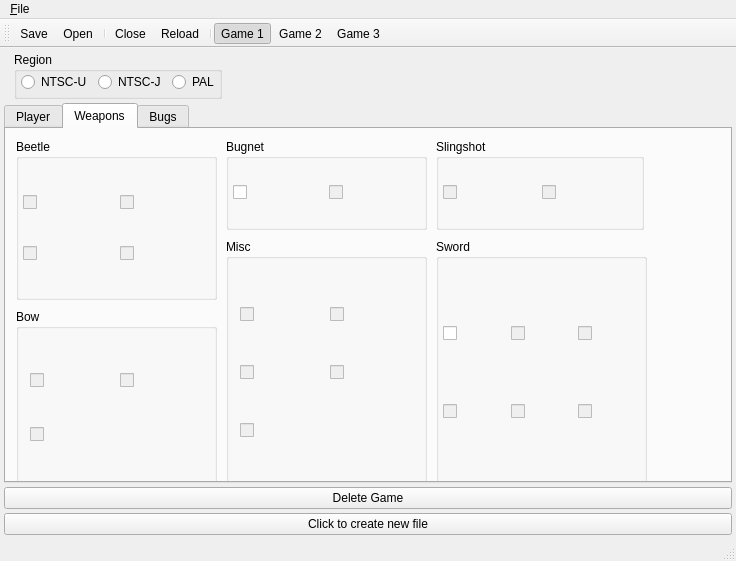
First picture: the form in save editor/SS_SaveEditor/forms/mainwindow.ui, repository Antidote/skyward-sword-save-editor, before the edit.
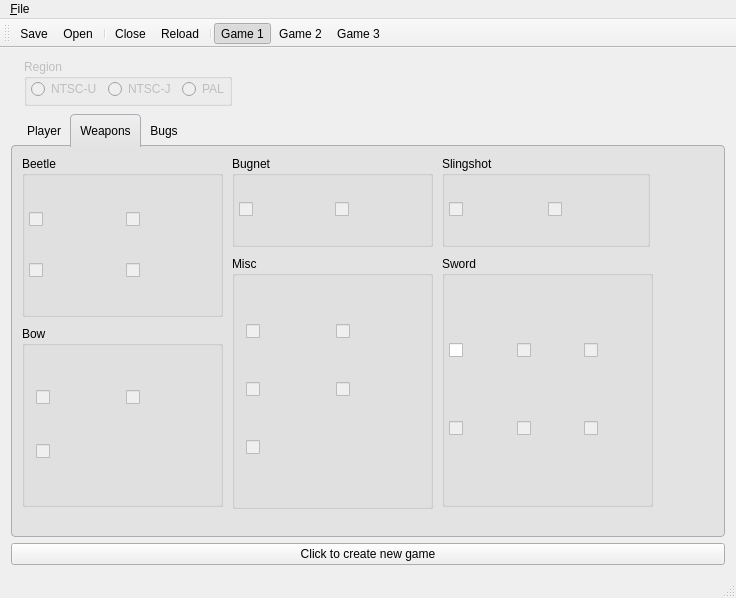
Second picture: the form after the edit. The open tabs and pages were chosen to show the change. Icons and pictures are not drawn.

Commit message: Started customizing UI with CSS Files (hardcoded atm)

```diff
--- a/save editor/SS_SaveEditor/forms/mainwindow.ui
+++ b/save editor/SS_SaveEditor/forms/mainwindow.ui
@@ -7,22 +7,19 @@
     <x>0</x>
     <y>0</y>
     <width>736</width>
-    <height>561</height>
+    <height>598</height>
    </rect>
   </property>
   <property name="windowTitle">
    <string>WiiKing2 Editor</string>
   </property>
   <widget class="QWidget" name="centralWidget">
-   <layout class="QVBoxLayout" name="verticalLayout_12">
-    <property name="spacing">
-     <number>4</number>
-    </property>
-    <property name="margin">
-     <number>4</number>
-    </property>
+   <layout class="QVBoxLayout" name="verticalLayout_7">
     <item>
      <layout class="QHBoxLayout" name="horizontalLayout_4">
+      <property name="sizeConstraint">
+       <enum>QLayout::SetMinAndMaxSize</enum>
+      </property>
       <item>
        <spacer name="horizontalSpacer_3">
         <property name="orientation">
@@ -33,7 +30,7 @@
         </property>
         <property name="sizeHint" stdset="0">
          <size>
-          <width>10</width>
+          <width>13</width>
           <height>20</height>
          </size>
         </property>
@@ -41,6 +38,9 @@
       </item>
       <item>
        <widget class="QGroupBox" name="regionGroupBox">
+        <property name="enabled">
+         <bool>false</bool>
+        </property>
         <property name="title">
          <string>Region</string>
         </property>
@@ -48,6 +48,9 @@
          <property name="spacing">
           <number>6</number>
          </property>
+         <property name="sizeConstraint">
+          <enum>QLayout::SetFixedSize</enum>
+         </property>
          <property name="leftMargin">
           <number>4</number>
          </property>
@@ -101,6 +104,45 @@
     </item>
     <item>
      <widget class="QTabWidget" name="tabWidget">
+      <property name="enabled">
+       <bool>true</bool>
+      </property>
+      <property name="styleSheet">
+       <string notr="true">QTabWidget::pane
+{
+	background-color: rgb(227, 227, 227);
+	border-radius: 4px;
+	border: 1px solid rgb(171, 173, 179);
+}
+
+QTabWidget::tab-bar
+{
+	left:7px;
+	bottom: -2px;
+}
+
+QTabBar:tab
+{
+	min-width: 15ex;
+	padding: 9px;
+}
+
+QTabBar::tab:selected, QTabBar::tab:hover
+{
+	background: qlineargradient(spread:pad, x1:0, y1:0, x2:0, y2:1, stop:0 rgba(239, 239, 239, 255), stop:1 rgba(227, 227, 227, 255));
+	border-top: 1px solid rgb(171, 173, 179);
+	border-left: 1px solid rgb(171, 173, 179);
+	border-right: 1px solid rgb(171, 173, 179);
+	border-top-left-radius: 4px;
+	border-top-right-radius: 4px;
+}
+
+QTabBar::tab:!selected
+{
+	background:none;
+	border: none;
+}</string>
+      </property>
       <property name="tabShape">
        <enum>QTabWidget::Rounded</enum>
       </property>
@@ -1161,7 +1203,7 @@
          <item>
           <widget class="QCheckBox" name="bugNetChkBox">
            <property name="enabled">
-            <bool>true</bool>
+            <bool>false</bool>
            </property>
            <property name="icon">
             <iconset resource="../resources/resources.qrc">
@@ -1486,14 +1528,7 @@
     <item>
      <widget class="QPushButton" name="deleteGameBtn">
       <property name="text">
-       <string>Delete Game</string>
-      </property>
-     </widget>
-    </item>
-    <item>
-     <widget class="QPushButton" name="createFileBtn">
-      <property name="text">
-       <string>Click to create new file</string>
+       <string>Click to create new game</string>
       </property>
      </widget>
     </item>
```
Left out of the diff: 9 changed lines with no effect on the pictures. The commit also changes 3 other files.
